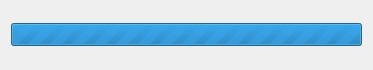
Above: running.ui from gdietz/OpenMEE before the change. Below: the same form after it.
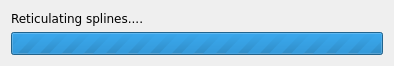
That is the form after the change. Icons and pictures are not drawn.

What changed in the file:
```diff
--- a/running.ui
+++ b/running.ui
@@ -9,8 +9,8 @@
    <rect>
     <x>0</x>
     <y>0</y>
-    <width>373</width>
-    <height>70</height>
+    <width>394</width>
+    <height>64</height>
    </rect>
   </property>
   <property name="font">
@@ -32,6 +32,13 @@
    <bool>true</bool>
   </property>
   <layout class="QVBoxLayout" name="verticalLayout">
+   <item>
+    <widget class="QLabel" name="label">
+     <property name="text">
+      <string>Reticulating splines....</string>
+     </property>
+    </widget>
+   </item>
    <item>
     <widget class="QProgressBar" name="progress_bar">
      <property name="maximum">
```
Left out of the diff: 2 changed lines with no effect on the pictures.
